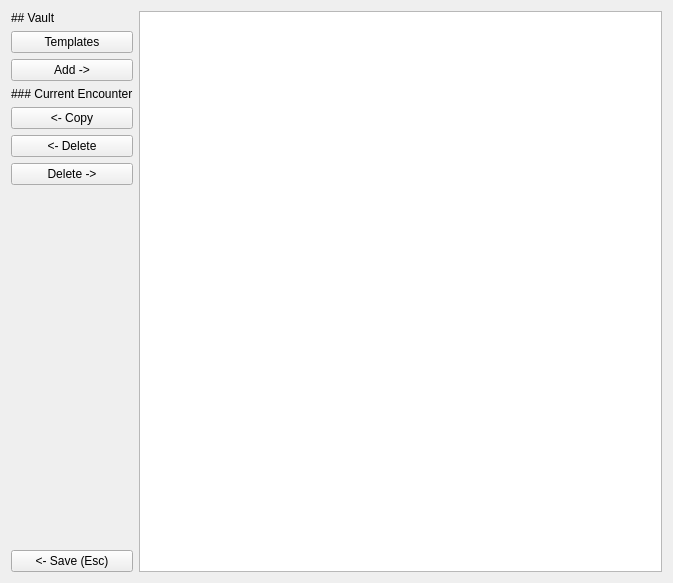
Qt form ui_files/Vault_Dialog.ui (nogasgofast/Adventure_Wrench) before a commit.
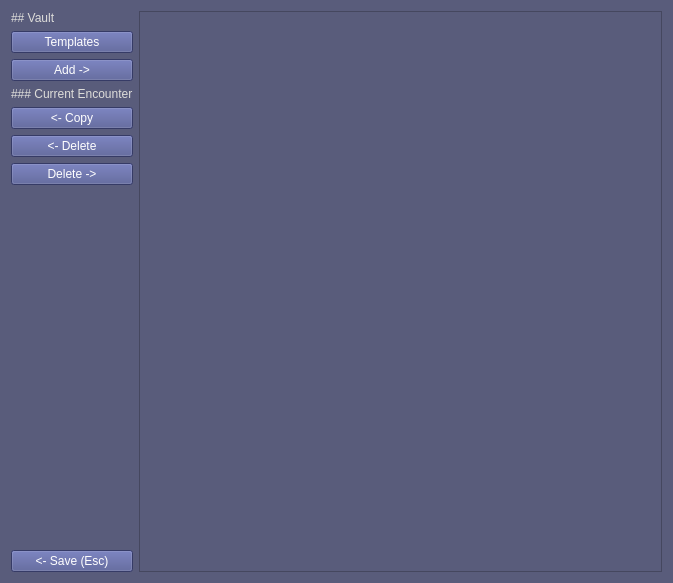
The same form after that commit.

```diff
--- a/ui_files/Vault_Dialog.ui
+++ b/ui_files/Vault_Dialog.ui
@@ -14,7 +14,44 @@
    <string>DM Vault</string>
   </property>
   <property name="styleSheet">
-   <string notr="true"/>
+   <string notr="true">QWidget {
+  color: black;
+  background-color: rgb(89, 92, 123);
+}
+
+QListWidget QTreeWidget{
+   color: #000;
+   selection-color: #FFF;
+   selection-background-color: #55A;
+}
+
+QListWidget::item:selected:!active{
+   color: #000;
+   selection-color: #FFF;
+   selection-background-color: #55A;
+}
+
+QTreeWidget::item:selected:!active{
+   color: #000;
+   selection-color: #FFF;
+   selection-background-color: #55A;
+}
+
+
+QToolTip {
+	border: 5px solid orange;
+	background-color: #39537d;
+    color: #FFF;
+}
+
+QLabel {
+color: rgb(222, 221, 218);
+}
+
+QPushButton {
+background-color: rgb(75, 82, 143);
+color: white;
+}</string>
   </property>
   <layout class="QVBoxLayout" name="verticalLayout_3">
    <item>
```
